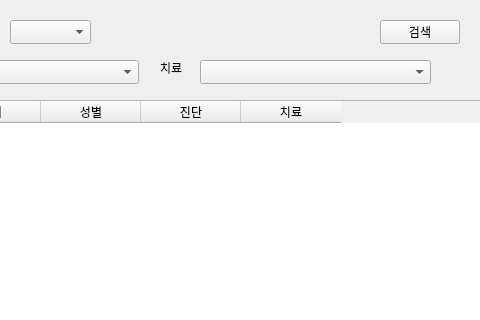
The window that DentixServer/patientinfoform.ui (sueun-jo/2ndmini_dentix) describes before a commit, drawn with Qt 5; both pictures show x 160 to 640 and y 0 to 320 of the 640 by 480 pixel window.
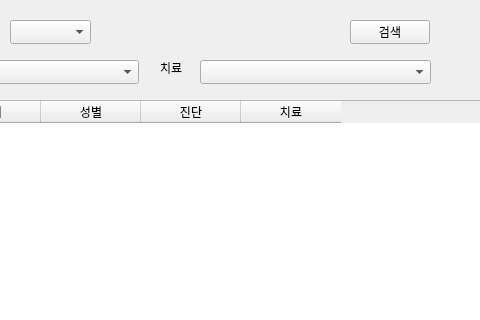
The same window after the commit.

```diff
--- a/DentixServer/patientinfoform.ui
+++ b/DentixServer/patientinfoform.ui
@@ -26,7 +26,7 @@
   <widget class="QPushButton" name="pushButton">
    <property name="geometry">
     <rect>
-     <x>540</x>
+     <x>510</x>
      <y>20</y>
      <width>80</width>
      <height>24</height>
```
